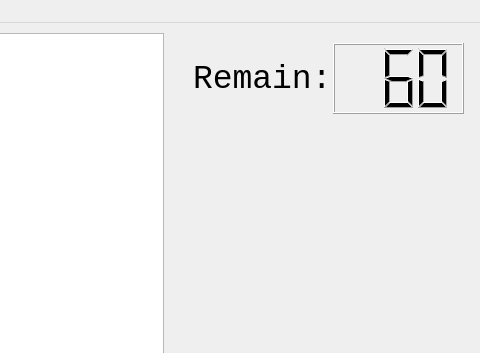
The window that mainwindow.ui (Konano/Programming-Training-QtXiangqi) describes before a commit, drawn with Qt 5; both pictures show x 407 to 887 and y 0 to 353 of the 887 by 653 pixel window.
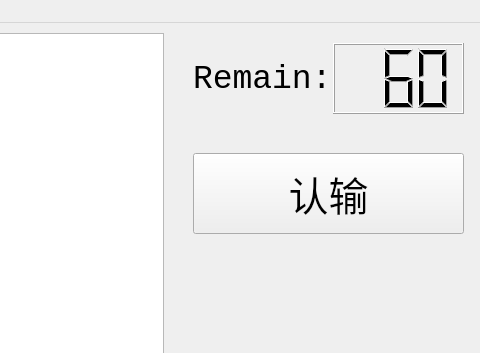
The same window after the commit.

Commit message: 将死+音效+认输

```diff
--- a/mainwindow.ui
+++ b/mainwindow.ui
@@ -62,6 +62,25 @@
      <string>Remain:</string>
     </property>
    </widget>
+   <widget class="QPushButton" name="pushButton">
+    <property name="geometry">
+     <rect>
+      <x>600</x>
+      <y>130</y>
+      <width>271</width>
+      <height>81</height>
+     </rect>
+    </property>
+    <property name="font">
+     <font>
+      <family>微软雅黑</family>
+      <pointsize>30</pointsize>
+     </font>
+    </property>
+    <property name="text">
+     <string>认输</string>
+    </property>
+   </widget>
   </widget>
   <widget class="QMenuBar" name="menuBar">
    <property name="geometry">
```
The commit also changes 8 other files.
